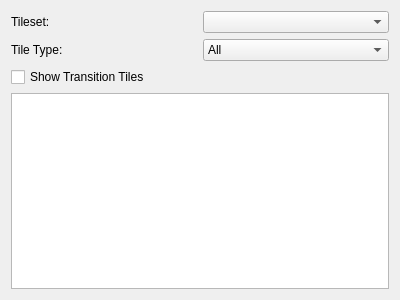
Above: src/ui/TilesetDockWidget.ui from Emdek/wz-map-editor before the change. Below: the same form after it.
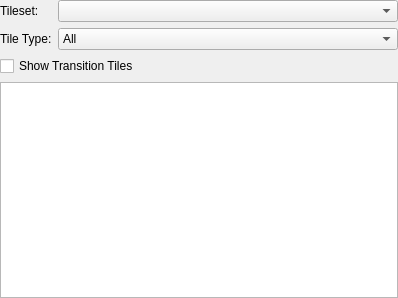
That is the form after the change.

Commit message: * Fixed some minor gui bugs * Added default shortcut for Fullscreen action [F11] * Corrected AUTHORS file

```diff
--- a/src/ui/TilesetDockWidget.ui
+++ b/src/ui/TilesetDockWidget.ui
@@ -6,21 +6,37 @@
    <rect>
     <x>0</x>
     <y>0</y>
-    <width>400</width>
-    <height>300</height>
+    <width>398</width>
+    <height>298</height>
    </rect>
   </property>
   <property name="windowTitle">
    <string>Form</string>
   </property>
   <layout class="QVBoxLayout" name="verticalLayout">
+   <property name="margin">
+    <number>0</number>
+   </property>
    <item>
     <layout class="QGridLayout" name="gridLayout">
      <item row="0" column="1">
-      <widget class="QComboBox" name="tilesetComboBox"/>
+      <widget class="QComboBox" name="tilesetComboBox">
+       <property name="sizePolicy">
+        <sizepolicy hsizetype="Minimum" vsizetype="Fixed">
+         <horstretch>0</horstretch>
+         <verstretch>0</verstretch>
+        </sizepolicy>
+       </property>
+      </widget>
      </item>
      <item row="1" column="1">
       <widget class="QComboBox" name="tileTypeComboBox">
+       <property name="sizePolicy">
+        <sizepolicy hsizetype="Minimum" vsizetype="Fixed">
+         <horstretch>0</horstretch>
+         <verstretch>0</verstretch>
+        </sizepolicy>
+       </property>
        <item>
         <property name="text">
          <string>All</string>
@@ -30,6 +46,12 @@
      </item>
      <item row="0" column="0">
       <widget class="QLabel" name="tilesetLabel">
+       <property name="sizePolicy">
+        <sizepolicy hsizetype="Maximum" vsizetype="Preferred">
+         <horstretch>0</horstretch>
+         <verstretch>0</verstretch>
+        </sizepolicy>
+       </property>
        <property name="text">
         <string>Tileset:</string>
        </property>
@@ -40,6 +62,12 @@
      </item>
      <item row="1" column="0">
       <widget class="QLabel" name="tileTypeLabel">
+       <property name="sizePolicy">
+        <sizepolicy hsizetype="Maximum" vsizetype="Preferred">
+         <horstretch>0</horstretch>
+         <verstretch>0</verstretch>
+        </sizepolicy>
+       </property>
        <property name="text">
         <string>Tile Type:</string>
        </property>
@@ -59,6 +87,12 @@
    </item>
    <item>
     <widget class="QListWidget" name="listWidget">
+     <property name="lineWidth">
+      <number>6</number>
+     </property>
+     <property name="midLineWidth">
+      <number>5</number>
+     </property>
      <property name="autoScrollMargin">
       <number>16</number>
      </property>
```
The commit also changes 6 other files.
